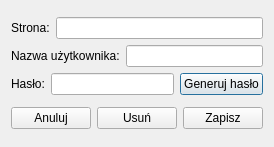
This is creddialog.ui in coriscodepage/PasswordManager as Qt 5 draws it before an edit. The edited form follows.
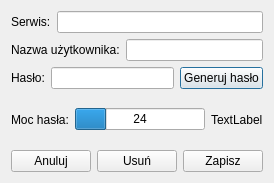
This is the edited form.

Diff of the .ui file:
```diff
--- a/creddialog.ui
+++ b/creddialog.ui
@@ -6,14 +6,14 @@
    <rect>
     <x>0</x>
     <y>0</y>
-    <width>272</width>
-    <height>147</height>
+    <width>274</width>
+    <height>183</height>
    </rect>
   </property>
   <property name="windowTitle">
    <string>Dialog</string>
   </property>
-  <layout class="QVBoxLayout" name="verticalLayout_2">
+  <layout class="QVBoxLayout" name="verticalLayout_6">
    <item>
     <layout class="QVBoxLayout" name="verticalLayout">
      <item>
@@ -21,7 +21,7 @@
        <item>
         <widget class="QLabel" name="label">
          <property name="text">
-          <string>Strona:</string>
+          <string>Serwis:</string>
          </property>
         </widget>
        </item>
@@ -45,6 +45,8 @@
       </layout>
      </item>
      <item>
+      <layout class="QVBoxLayout" name="verticalLayout_2">
+       <item>
       <layout class="QHBoxLayout" name="horizontalLayout_3">
        <item>
         <widget class="QLabel" name="label_3">
@@ -65,11 +67,44 @@
        </item>
       </layout>
      </item>
-    </layout>
-   </item>
    <item>
     <layout class="QHBoxLayout" name="horizontalLayout_4">
      <item>
+          <widget class="QLabel" name="label_4">
+           <property name="text">
+            <string>Moc hasła:</string>
+           </property>
+          </widget>
+         </item>
+         <item>
+          <widget class="QProgressBar" name="PasswordStrengthBar">
+           <property name="value">
+            <number>24</number>
+           </property>
+           <property name="textVisible">
+            <bool>true</bool>
+           </property>
+           <property name="format">
+            <string>%p</string>
+           </property>
+          </widget>
+         </item>
+         <item>
+          <widget class="QLabel" name="PasswordScoreAssesmentLabel">
+           <property name="text">
+            <string>TextLabel</string>
+           </property>
+          </widget>
+         </item>
+        </layout>
+       </item>
+      </layout>
+     </item>
+    </layout>
+   </item>
+   <item>
+    <layout class="QHBoxLayout" name="ButtonLayout">
+     <item>
       <widget class="QPushButton" name="CancelButton">
        <property name="text">
         <string>Anuluj</string>
@@ -78,9 +113,15 @@
      </item>
      <item>
       <widget class="QPushButton" name="DeleteButton">
+       <property name="enabled">
+        <bool>true</bool>
+       </property>
        <property name="text">
         <string>Usuń</string>
        </property>
+       <property name="autoDefault">
+        <bool>true</bool>
+       </property>
       </widget>
      </item>
      <item>
```
Left out of the diff: 2 changed lines with no effect on the pictures. Lines whose indentation alone changed are shown as unchanged.
